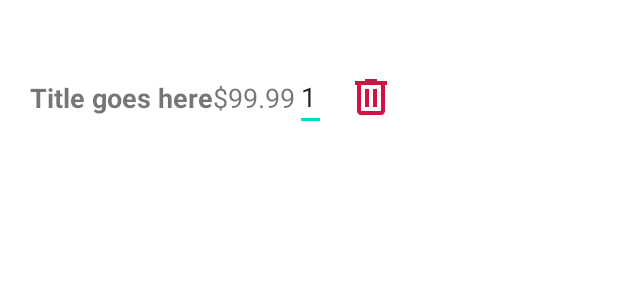
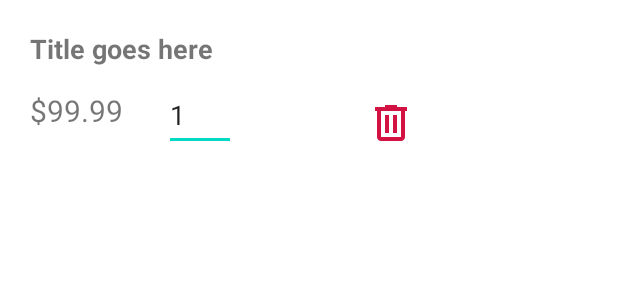
Before and after one commit to nilaymitash/Trader_Joes_App, an Android app: the layout cart_list_item.xml on its own in the app's theme, with its tools: preview values and no code run, on a phone screen of 412 x 824 dp. Shown: the top 300 px of the screen. Run offline under Robolectric (Android 15) with nearby library versions, the phone set to English and light mode, and no system bars.

Commit message:
delete cart item changes

```diff
--- a/app/src/main/java/com/trader/joes/adapter/CartListAdapter.java
+++ b/app/src/main/java/com/trader/joes/adapter/CartListAdapter.java
@@ -79,6 +79,8 @@ public class CartListAdapter extends RecyclerView.Adapter<CartListAdapter.ViewHo
                     int position = getLayoutPosition();
                     CartItem item = cartItems.get(position);
                     userDataMaintenanceService.removeCartItemFromUserCart(item);
+                    cartItems.remove(position);
+                    notifyDataSetChanged();
                 }
             });
         }
--- a/app/src/main/res/layout/cart_list_item.xml
+++ b/app/src/main/res/layout/cart_list_item.xml
@@ -10,43 +10,44 @@
     <TextView
         android:id="@+id/product_title"
         android:text="Title goes here"
-        android:layout_width="wrap_content"
+        android:layout_width="match_parent"
         android:layout_height="wrap_content"
         android:textSize="18sp"
-        android:textStyle="bold"
-        android:layout_centerVertical="true"/>
+        android:textStyle="bold"/>
 
 
     <TextView
         android:id="@+id/product_price"
-        android:text="$99.99"
         android:layout_width="wrap_content"
         android:layout_height="wrap_content"
-        android:layout_toRightOf="@+id/product_title"
-        android:textSize="18sp"
-        android:layout_marginBottom="10dp"
-        android:layout_centerVertical="true"/>
+        android:layout_below="@+id/product_title"
+        android:layout_marginTop="15dp"
+        android:text="$99.99"
+        android:textSize="20sp" />
 
     <EditText
-        android:text="1"
         android:id="@+id/product_qty_input"
+        android:layout_width="48dp"
+        android:layout_height="48dp"
+        android:layout_below="@+id/product_title"
+        android:layout_marginLeft="27dp"
+        android:layout_marginTop="8dp"
+        android:layout_toRightOf="@id/product_price"
         android:inputType="number"
+        android:text="1" />
+
+    <com.google.android.material.button.MaterialButton
+        android:id="@+id/delete_cart_item_btn"
+        style="@style/Widget.Material3.Button.IconButton"
         android:layout_width="wrap_content"
         android:layout_height="wrap_content"
-        android:layout_toRightOf="@id/product_price"
-        android:layout_centerVertical="true"/>
-
-    <com.google.android.material.button.MaterialButton
-        style="@style/Widget.Material3.Button.IconButton"
+        android:layout_below="@+id/product_title"
+        android:layout_centerVertical="true"
+        android:layout_marginLeft="73dp"
+        android:layout_marginTop="7dp"
+        android:layout_toRightOf="@id/product_qty_input"
         app:icon="@drawable/delete_outline"
-        app:iconSize="32dp"
-        android:id="@+id/delete_cart_item_btn"
-        android:layout_width="wrap_content"
-        android:layout_height="wrap_content"
-        android:layout_marginBottom="30dp"
-        android:layout_marginRight="10dp"
-        android:layout_toRightOf="@id/product_qty_input"
-        android:layout_centerVertical="true"/>
+        app:iconSize="32dp" />
 
 
 </RelativeLayout>
```
Also changed, not shown: app/src/main/java/com/trader/joes/fragments/CartFragment.java (+2 -14 lines), app/src/main/java/com/trader/joes/service/UserDataMaintenanceService.java (+8 -7 lines).
